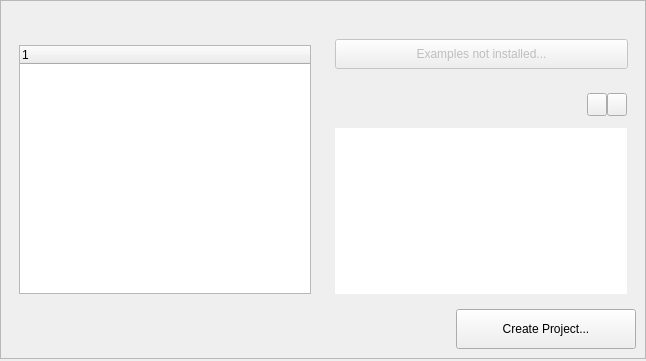
qt-creator/qt-creator, file src/plugins/qt4projectmanager/gettingstartedwelcomepagewidget.ui: the form before one commit.
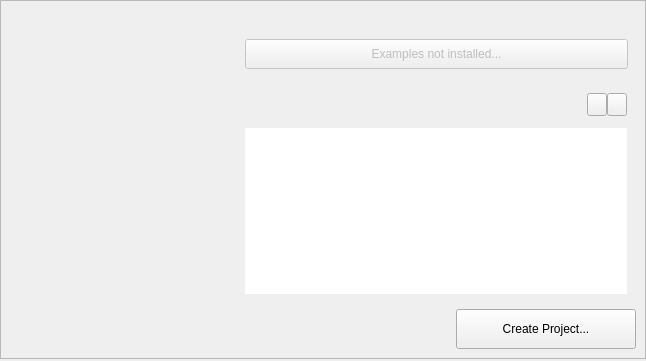
The form after the commit. Icons and pictures are not drawn. Custom widgets are drawn as their Qt base class.

Commit message: Promote WelcomePageTreeWidget correctly.

What changed in the file:
```diff
--- a/src/plugins/qt4projectmanager/gettingstartedwelcomepagewidget.ui
+++ b/src/plugins/qt4projectmanager/gettingstartedwelcomepagewidget.ui
@@ -329,7 +329,7 @@
  <customwidgets>
   <customwidget>
    <class>Utils::WelcomeModeTreeWidget</class>
-   <extends>QTreeWidget</extends>
+   <extends>QWidget</extends>
    <header>utils/welcomemodetreewidget.h</header>
   </customwidget>
   <customwidget>
```
The commit also changes 2 other files.
